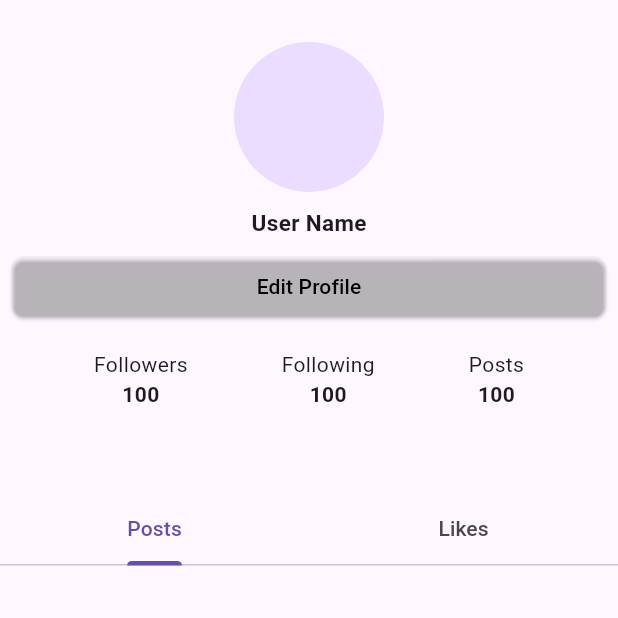
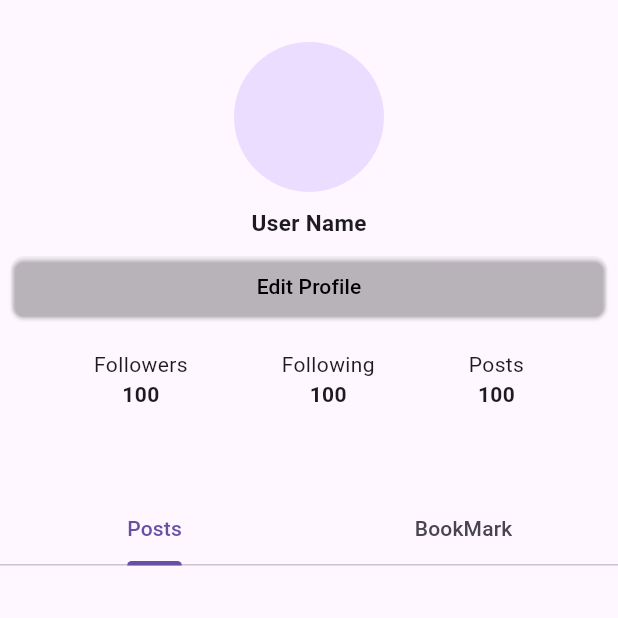
Before and after one commit to questc0der/book_tok, a Flutter app: the Profile screen opened directly, on a phone screen of 412 x 824 dp, the top half of it. Run offline on Flutter 3.47's test engine with Material 3 defaults, Android fonts, the phone set to English and light mode, and no system bars; our stand-ins replace cloud_firestore, firebase_auth, firebase_core, flutter_riverpod, go_router, google_fonts; missing offline and left inert: image_input; accounts and stored records are empty.

Commit message:
refactor: rename likes view to bookmark view and update tab bar accordingly

```diff
--- a/lib/screen/profile.dart
+++ b/lib/screen/profile.dart
@@ -81,7 +81,7 @@ class _ProfilePage extends State<Profile> with SingleTickerProviderStateMixin {
               child: Scaffold(
                 appBar: AppBar(bottom: _buildTabBar()),
                 body: TabBarView(
-                  children: <Widget>[_postsView(), _likesView()],
+                  children: <Widget>[_postsView(), _bookMarkView()],
                 ),
               ),
             ),
@@ -98,7 +98,7 @@ class _ProfilePage extends State<Profile> with SingleTickerProviderStateMixin {
     );
   }
 
-  PageView _likesView() {
+  PageView _bookMarkView() {
     return PageView(
       controller: _buildPageController(),
       children: <Widget>[Container(color: Colors.red)],
@@ -111,7 +111,7 @@ class _ProfilePage extends State<Profile> with SingleTickerProviderStateMixin {
   }
 
   TabBar _buildTabBar() {
-    return TabBar(tabs: [Tab(text: 'Posts'), Tab(text: 'Likes')]);
+    return TabBar(tabs: [Tab(text: 'Posts'), Tab(text: 'BookMark')]);
   }
 
   Future<List<Map<String, dynamic>>> fetchPostedBooks() async {
```
